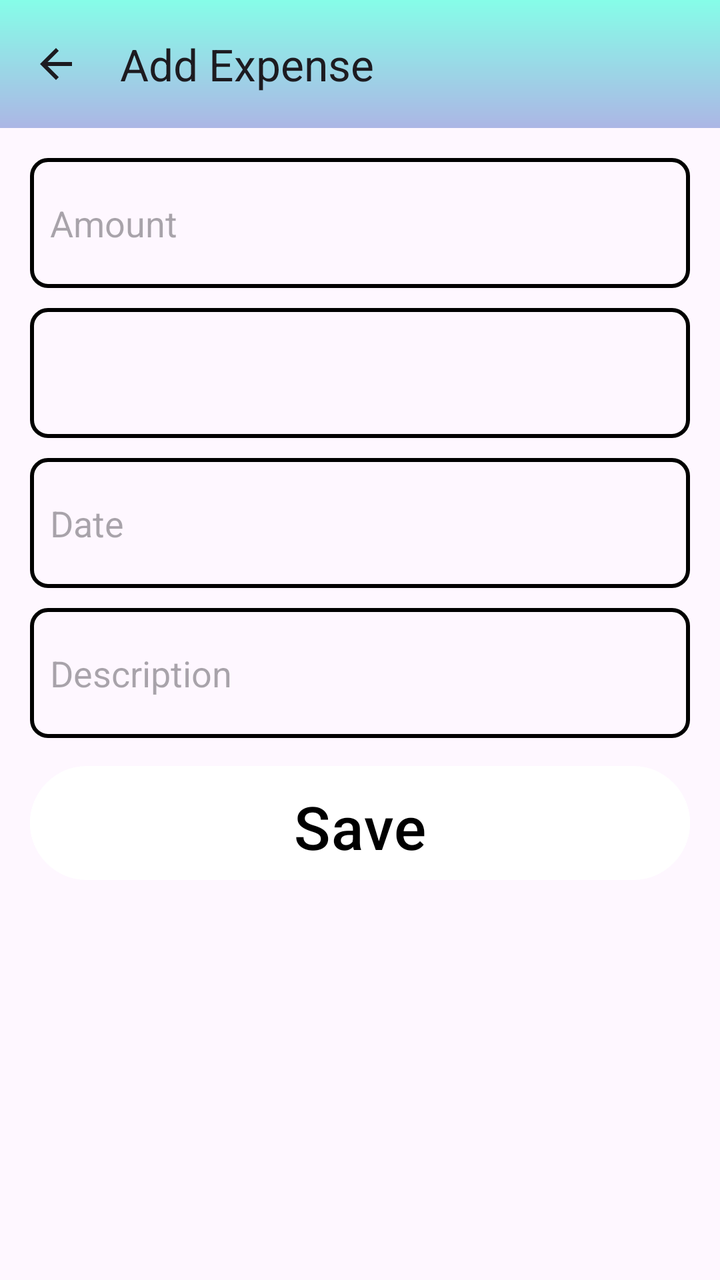
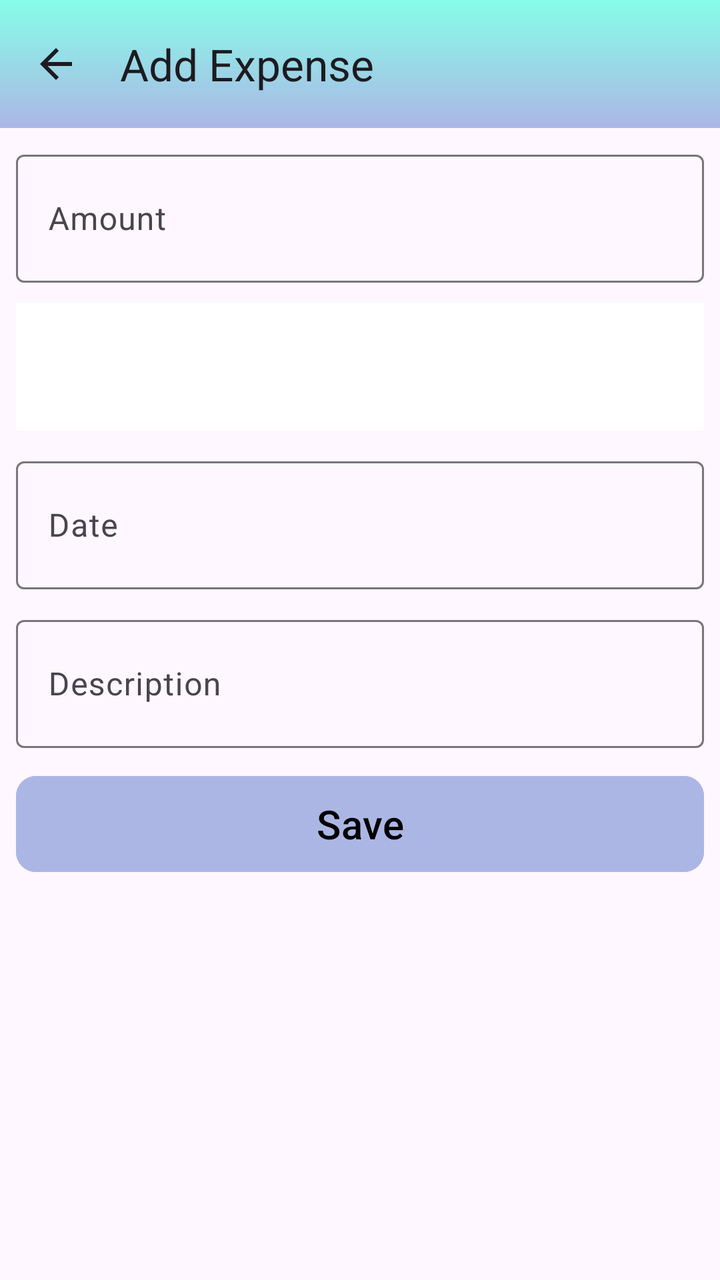

Screens rendered from an Android XML layout before and after an edit, with the pre-edit source and the edit as a unified diff.
<!-- AndroidManifest.xml: application theme Theme.FinanceApp -->
<!-- res/layout/activity_add_expense.xml -->
<?xml version="1.0" encoding="utf-8"?>
<androidx.constraintlayout.widget.ConstraintLayout xmlns:android="http://schemas.android.com/apk/res/android"
    xmlns:app="http://schemas.android.com/apk/res-auto"
    xmlns:tools="http://schemas.android.com/tools"
    android:id="@+id/main"
    android:layout_width="match_parent"
    android:layout_height="match_parent"
    tools:context=".screens.AddExpenseActivity">

    
    <androidx.appcompat.widget.Toolbar
        android:id="@+id/toolbar"
        android:layout_width="0dp"
        android:layout_height="wrap_content"
        android:background="@drawable/gradient_bg"
        android:theme="@style/ThemeOverlay.AppCompat.ActionBar"
        app:layout_constraintStart_toStartOf="parent"
        app:layout_constraintEnd_toEndOf="parent"
        app:title="Add Expense"
        app:navigationIcon="?attr/homeAsUpIndicator"
        app:layout_constraintTop_toTopOf="parent" />

    
    <ScrollView
        android:layout_width="0dp"
        android:layout_height="0dp"
        app:layout_constraintTop_toBottomOf="@id/toolbar"
        app:layout_constraintBottom_toBottomOf="parent"
        app:layout_constraintStart_toStartOf="parent"
        app:layout_constraintEnd_toEndOf="parent">

        <LinearLayout
            android:layout_width="match_parent"
            android:layout_height="wrap_content"
            android:orientation="vertical"
            android:padding="5dp"
            android:layout_margin="5dp"
            tools:context=".AddExpenseActivity">

            <EditText
                android:id="@+id/amountEditText"
                android:layout_width="match_parent"
                android:layout_height="65dp"
                android:autofillHints="amount"
                android:hint="@string/amount"
                android:padding="10dp"
                android:layout_margin="5dp"
                android:background="@drawable/line_around_buttons"
                android:inputType="numberDecimal" />

            
            <Spinner
                android:id="@+id/categorySpinner"
                android:layout_width="match_parent"
                android:layout_height="65dp"
                android:padding="10dp"
                android:spinnerMode="dropdown"
                android:layout_margin="5dp"
                android:background="@drawable/line_around_buttons" />

            <EditText
                android:id="@+id/dateEditText"
                android:layout_width="match_parent"
                android:layout_height="65dp"
                android:autofillHints="Date"
                android:hint="@string/date"
                android:layout_margin="5dp"
                android:background="@drawable/line_around_buttons"
                android:focusable="true"
                android:inputType="date"
                android:padding="10dp"
                android:clickable="true" />


            <EditText
                android:id="@+id/descriptionEditText"
                android:layout_width="match_parent"
                android:layout_height="65dp"
                android:layout_margin="5dp"
                android:autofillHints="description"
                android:inputType="textLongMessage"
                android:padding="10dp"
                android:background="@drawable/line_around_buttons"
                android:hint="@string/description" />
            <ProgressBar
                android:id="@+id/progressBar"
                android:layout_width="wrap_content"
                android:layout_height="wrap_content"
                android:visibility="gone"
                android:layout_gravity="center"/>

            <Button
                android:id="@+id/saveExpenseButton"
                android:layout_width="match_parent"
                android:layout_height="65dp"
                android:layout_margin="5dp"
                android:padding="10dp"
                android:textSize="30sp"
                android:textColor="@color/black"
                android:backgroundTint="@color/cardview_light_background"
                android:text="@string/save" />

            
            <Button
                android:id="@+id/deleteExpenseButton"
                android:layout_width="match_parent"
                android:layout_height="65dp"
                android:layout_margin="5dp"
                android:padding="10dp"
                android:textSize="30sp"
                android:textColor="@color/black"
                android:backgroundTint="@color/cardview_light_background"
                android:text="@string/delete"
                android:visibility="gone" /> 


        </LinearLayout>
    </ScrollView>

</androidx.constraintlayout.widget.ConstraintLayout>
<!-- resources referenced by this layout -->
<resources>
  <color name="black">#FF000000</color>
  <!-- drawable gradient_bg (drawable) -->
  <?xml version="1.0" encoding="utf-8"?>
  <shape xmlns:android="http://schemas.android.com/apk/res/android">
      <gradient
          android:angle="270"
          android:endColor="#acb6e5"
          android:startColor="#86fde8"
          android:type="linear" />
  </shape>
  <!-- drawable line_around_buttons (drawable) -->
  <?xml version="1.0" encoding="utf-8"?>
  <shape xmlns:android="http://schemas.android.com/apk/res/android">
      <solid android:color="@android:color/transparent" />
  
      
      <corners android:radius="8dp" />
  
      
      <stroke
          android:width="2dp"
          android:color="@color/black" />
  </shape>
  <string name="amount">Amount</string>
  <string name="date">Date</string>
  <string name="delete">Delete\n</string>
  <string name="description">Description</string>
  <string name="save">Save</string>
  <style name="Theme.FinanceApp" parent="Base.Theme.FinanceApp" />
  <style name="Base.Theme.FinanceApp" parent="Theme.Material3.DayNight.NoActionBar">
          
          
      </style>
</resources>

<!-- the commit's change to res/layout/activity_add_expense.xml (unified diff, before → after) -->
@@ -1,5 +1,6 @@
 <?xml version="1.0" encoding="utf-8"?>
-<androidx.constraintlayout.widget.ConstraintLayout xmlns:android="http://schemas.android.com/apk/res/android"
+<androidx.constraintlayout.widget.ConstraintLayout
+    xmlns:android="http://schemas.android.com/apk/res/android"
     xmlns:app="http://schemas.android.com/apk/res-auto"
     xmlns:tools="http://schemas.android.com/tools"
     android:id="@+id/main"
@@ -33,88 +34,126 @@
             android:layout_width="match_parent"
             android:layout_height="wrap_content"
             android:orientation="vertical"
-            android:padding="5dp"
-            android:layout_margin="5dp"
+            android:padding="@dimen/dp2"
+            android:layout_margin="@dimen/dp1"
             tools:context=".AddExpenseActivity">
 
-            <EditText
-                android:id="@+id/amountEditText"
+            
+            <com.google.android.material.textfield.TextInputLayout
                 android:layout_width="match_parent"
-                android:layout_height="65dp"
-                android:autofillHints="amount"
-                android:hint="@string/amount"
-                android:padding="10dp"
-                android:layout_margin="5dp"
-                android:background="@drawable/line_around_buttons"
-                android:inputType="numberDecimal" />
+                android:layout_height="wrap_content"
+                android:layout_margin="@dimen/dp5"
+                android:hint="@string/amount">
+
+                <com.google.android.material.textfield.TextInputEditText
+                    android:id="@+id/amountEditText"
+                    android:layout_width="match_parent"
+                    android:layout_height="@dimen/dp64"
+                    android:inputType="numberDecimal" />
+            </com.google.android.material.textfield.TextInputLayout>
 
             
             <Spinner
                 android:id="@+id/categorySpinner"
                 android:layout_width="match_parent"
-                android:layout_height="65dp"
-                android:padding="10dp"
+                android:layout_height="@dimen/dp64"
+                android:padding="@dimen/dp10"
                 android:spinnerMode="dropdown"
-                android:layout_margin="5dp"
-                android:background="@drawable/line_around_buttons" />
+                android:layout_margin="@dimen/dp5"
+                android:background="@color/cardview_light_background" />
 
-            <EditText
-                android:id="@+id/dateEditText"
+            
+            <Spinner
+                android:id="@+id/expenseSubcategorySpinner"
                 android:layout_width="match_parent"
-                android:layout_height="65dp"
-                android:autofillHints="Date"
-                android:hint="@string/date"
-                android:layout_margin="5dp"
-                android:background="@drawable/line_around_buttons"
-                android:focusable="true"
-                android:inputType="date"
-                android:padding="10dp"
-                android:clickable="true" />
+                android:layout_height="@dimen/dp64"
+                android:visibility="gone"
+                android:padding="@dimen/dp10"
+                android:spinnerMode="dropdown"
+                android:layout_margin="@dimen/dp5"
+                android:background="@color/cardview_light_background" />
 
+            
+            <com.google.android.material.textfield.TextInputLayout
+                android:id="@+id/customCategoryLayout"
+                android:layout_width="match_parent"
+                android:layout_height="wrap_content"
+                android:layout_margin="@dimen/dp5"
+                android:hint="@string/custom_category"
+                android:visibility="gone">
 
-            <EditText
-                android:id="@+id/descriptionEditText"
+                <com.google.android.material.textfield.TextInputEditText
+                    android:id="@+id/customCategoryEditText"
+                    android:layout_width="match_parent"
+                    android:layout_height="@dimen/dp64"
+                    android:inputType="text" />
+            </com.google.android.material.textfield.TextInputLayout>
+
+            
+            <com.google.android.material.textfield.TextInputLayout
                 android:layout_width="match_parent"
-                android:layout_height="65dp"
-                android:layout_margin="5dp"
-                android:autofillHints="description"
-                android:inputType="textLongMessage"
-                android:padding="10dp"
-                android:background="@drawable/line_around_buttons"
-                android:hint="@string/description" />
+                android:layout_height="wrap_content"
+                android:layout_margin="@dimen/dp5"
+                android:hint="@string/date">
+
+                <com.google.android.material.textfield.TextInputEditText
+                    android:id="@+id/dateEditText"
+                    android:layout_width="match_parent"
+                    android:layout_height="@dimen/dp64"
+                    android:inputType="none"
+                    android:focusable="false"
+                    android:clickable="true"/>
+            </com.google.android.material.textfield.TextInputLayout>
+
+            
+            <com.google.android.material.textfield.TextInputLayout
+                android:layout_width="match_parent"
+                android:layout_height="wrap_content"
+                android:layout_margin="@dimen/dp5"
+                android:hint="@string/description">
+
+                <com.google.android.material.textfield.TextInputEditText
+                    android:id="@+id/descriptionEditText"
+                    android:layout_width="match_parent"
+                    android:layout_height="@dimen/dp64"
+                    android:inputType="textLongMessage" />
+            </com.google.android.material.textfield.TextInputLayout>
+
+            
             <ProgressBar
                 android:id="@+id/progressBar"
                 android:layout_width="wrap_content"
                 android:layout_height="wrap_content"
                 android:visibility="gone"
-                android:layout_gravity="center"/>
+                android:layout_gravity="center" />
 
-            <Button
+            
+            <com.google.android.material.button.MaterialButton
                 android:id="@+id/saveExpenseButton"
                 android:layout_width="match_parent"
-                android:layout_height="65dp"
-                android:layout_margin="5dp"
-                android:padding="10dp"
-                android:textSize="30sp"
+                android:layout_height="@dimen/dp56"
+                android:layout_margin="@dimen/dp5"
+                android:padding="@dimen/dp10"
+                android:textSize="@dimen/sp20"
+                app:cornerRadius="@dimen/dp10"
                 android:textColor="@color/black"
-                android:backgroundTint="@color/cardview_light_background"
+                android:backgroundTint="@color/primaryColor"
                 android:text="@string/save" />
 
             
-            <Button
+            <com.google.android.material.button.MaterialButton
                 android:id="@+id/deleteExpenseButton"
                 android:layout_width="match_parent"
-                android:layout_height="65dp"
-                android:layout_margin="5dp"
-                android:padding="10dp"
-                android:textSize="30sp"
+                android:layout_height="@dimen/dp56"
+                android:layout_margin="@dimen/dp5"
+                android:text="@string/delete"
+                android:textSize="18sp"
+                android:padding="@dimen/dp10"
+                android:visibility="gone"
                 android:textColor="@color/black"
-                android:backgroundTint="@color/cardview_light_background"
-                android:text="@string/delete"
-                android:visibility="gone" /> 
-
+                android:backgroundTint="@color/primaryColor"
+                app:cornerRadius="@dimen/dp10" />
 
         </LinearLayout>
     </ScrollView>
-
 </androidx.constraintlayout.widget.ConstraintLayout>
<!-- resource entries referenced after the edit -->
@@ -1,6 +1,14 @@
 <!-- resources referenced by this layout -->
 <resources>
   <color name="black">#FF000000</color>
+  <color name="primaryColor">#acb6e5</color>
+  <dimen name="dp1">1dp</dimen>
+  <dimen name="dp10">10dp</dimen>
+  <dimen name="dp2">2dp</dimen>
+  <dimen name="dp5">5dp</dimen>
+  <dimen name="dp56">56dp</dimen>
+  <dimen name="dp64">64dp</dimen>
+  <dimen name="sp20">20sp</dimen>
   <!-- drawable gradient_bg (drawable) -->
   <?xml version="1.0" encoding="utf-8"?>
   <shape xmlns:android="http://schemas.android.com/apk/res/android">
@@ -10,20 +18,8 @@
           android:startColor="#86fde8"
           android:type="linear" />
   </shape>
-  <!-- drawable line_around_buttons (drawable) -->
-  <?xml version="1.0" encoding="utf-8"?>
-  <shape xmlns:android="http://schemas.android.com/apk/res/android">
-      <solid android:color="@android:color/transparent" />
-  
-      
-      <corners android:radius="8dp" />
-  
-      
-      <stroke
-          android:width="2dp"
-          android:color="@color/black" />
-  </shape>
   <string name="amount">Amount</string>
+  <string name="custom_category">Custom Category</string>
   <string name="date">Date</string>
   <string name="delete">Delete\n</string>
   <string name="description">Description</string>
